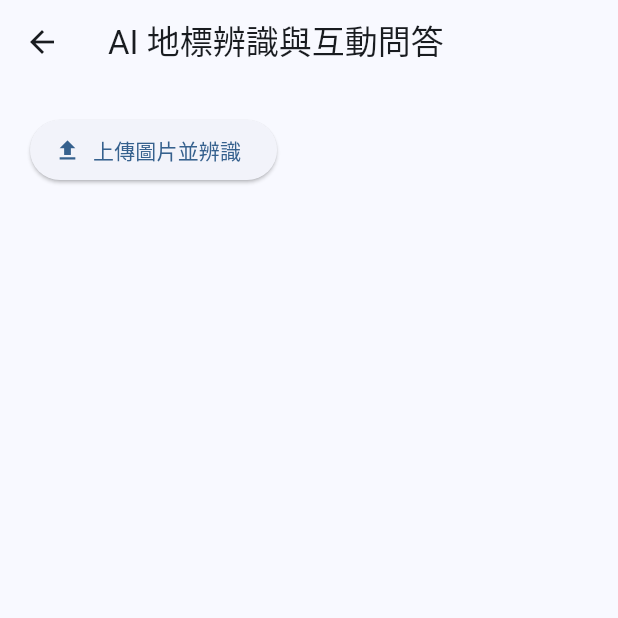
After one commit to YUEN-YU-WING/fcu_travel_blog_fixed_2, a Flutter app: the AIUploadPage screen opened directly, after a tap on "上傳圖片並辨識", on a phone screen of 412 x 824 dp, the top half of it. The commit adds this screen. Run offline on Flutter 3.47's test engine with Material 3 defaults, Android fonts, the phone set to English and light mode, and no system bars; our stand-ins replace cloud_firestore, firebase_auth, firebase_core, firebase_storage, image_picker; missing offline and left inert: firebase_app_check; accounts and stored records are empty.

Commit message:
2025/09/22 1st 開始實作AI協助編輯功能，1.從相簿裡選擇圖片，會訽問一些問題，例如瀏覽的先後順序。

```diff
--- /dev/null
+++ b/lib/ai_upload_page.dart
@@ -0,0 +1,192 @@
+import 'package:flutter/material.dart';
+import 'dart:io';
+import 'package:image_picker/image_picker.dart';
+import 'package:firebase_storage/firebase_storage.dart';
+import 'vision_service.dart';
+import 'storage_upload_service.dart';
+
+// 互動問題配置（可擴充更多問題）
+const List<Map<String, String>> interactiveQuestions = [
+  {
+    "key": "order",
+    "question": "此地標的瀏覽順序？（例：第1站、第2站...）",
+    "hint": "請輸入瀏覽順序",
+  },
+  // 可以再加其他問題
+  // {
+  //   "key": "feeling",
+  //   "question": "你對此地標有何感受？",
+  //   "hint": "請輸入感受",
+  // },
+];
+
+class AIUploadPage extends StatefulWidget {
+  const AIUploadPage({super.key});
+
+  @override
+  State<AIUploadPage> createState() => _AIUploadPageState();
+}
+
+class _AIUploadPageState extends State<AIUploadPage> {
+  final visionService = VisionService(serverUrl: 'http://localhost:8080');
+  bool _loading = false;
+  File? _image;
+  String? _imageUrl;
+  String? _landmark;
+  final Map<String, Map<String, String>> _answers = {}; // 地標 => {key: answer}
+
+  Future<void> _uploadAndDetect() async {
+    setState(() {
+      _loading = true;
+      _landmark = null;
+      _imageUrl = null;
+      _image = null;
+    });
+
+    // 選擇圖片
+    final picker = ImagePicker();
+    final picked = await picker.pickImage(source: ImageSource.gallery);
+    if (picked == null) {
+      setState(() {
+        _loading = false;
+      });
+      return;
+    }
+    _image = File(picked.path);
+
+    // 上傳到 Storage
+    final filename = "${DateTime.now().millisecondsSinceEpoch}_${picked.name}";
+    final ref = FirebaseStorage.instance.ref().child("uploads/$filename");
+    await ref.putFile(_image!);
+    final url = await ref.getDownloadURL();
+    _imageUrl = url;
+
+    // 呼叫 VisionService
+    final landmark = await visionService.detectLandmarkByUrl(url);
+    _landmark = landmark;
+
+    setState(() {
+      _loading = false;
+    });
+
+    if (landmark.isNotEmpty && landmark != "未知地標") {
+      await _showInteractiveQuestions(landmark);
+    }
+  }
+
+  Future<void> doUploadWithMetadata() async {
+    final metadata = {
+      "author": "YUEN-YU-WING",
+      "description": "這是範例圖片",
+      "createdAt": DateTime.now().toIso8601String(),
+    };
+    final url = await StorageUploadService.pickAndUploadFile(metadata: metadata);
+    if (url != null) {
+      Text("檔案已上傳，公開網址: $url");
+      // 你可以在這裡把 url 顯示在 UI 或傳給 VisionService
+      // 例如：
+      // final result = await visionService.detectLandmarkByUrl(url);
+      // setState(() => _result = result);
+    } else {
+      Text("未選擇檔案或上傳失敗");
+    }
+  }
+
+  // 彈出互動問答（多題型可擴充）
+  Future<void> _showInteractiveQuestions(String landmark) async {
+    Map<String, String> answers = {};
+    for (var q in interactiveQuestions) {
+      final ans = await _showSingleQuestionDialog(q['question']!, q['hint']!);
+      if (ans != null && ans.isNotEmpty) {
+        answers[q['key']!] = ans;
+      }
+    }
+    if (answers.isNotEmpty) {
+      _answers[landmark] = answers;
+      setState(() {}); // 更新 UI
+    }
+  }
+
+  // 單題問答 Dialog
+  Future<String?> _showSingleQuestionDialog(String question, String hint) async {
+    final controller = TextEditingController();
+    return showDialog<String>(
+      context: context,
+      builder: (context) => AlertDialog(
+        title: const Text("互動問題"),
+        content: Column(
+          mainAxisSize: MainAxisSize.min,
+          children: [
+            Text(question),
+            TextField(
+              controller: controller,
+              decoration: InputDecoration(hintText: hint),
+            ),
+          ],
+        ),
+        actions: [
+          TextButton(
+            onPressed: () => Navigator.pop(context, controller.text.trim()),
+            child: const Text("確定"),
+          ),
+        ],
+      ),
+    );
+  }
+
+  Widget _buildAnswerList() {
+    if (_answers.isEmpty) return const SizedBox.shrink();
+    return Column(
+      crossAxisAlignment: CrossAxisAlignment.start,
+      children: [
+        const Text("使用者回答記錄：", style: TextStyle(fontWeight: FontWeight.bold)),
+        ..._answers.entries.map((entry) {
+          final landmark = entry.key;
+          final answers = entry.value;
+          return Padding(
+            padding: const EdgeInsets.symmetric(vertical: 8),
+            child: Column(
+              crossAxisAlignment: CrossAxisAlignment.start,
+              children: [
+                Text("地標：$landmark", style: const TextStyle(fontSize: 16)),
+                ...answers.entries.map((e) => Text("  ${e.key}: ${e.value}")),
+              ],
+            ),
+          );
+        }),
+      ],
+    );
+  }
+
+  @override
+  Widget build(BuildContext context) {
+    return Scaffold(
+      appBar: AppBar(title: const Text("AI 地標辨識與互動問答")),
+      body: Padding(
+        padding: const EdgeInsets.all(20),
+        child: SingleChildScrollView(
+          child: Column(
+            children: [
+              ElevatedButton.icon(
+                icon: const Icon(Icons.upload),
+                label: const Text("上傳圖片並辨識"),
+                onPressed: _loading ? null : _uploadAndDetect,
+              ),
+              const SizedBox(height: 20),
+              if (_image != null)
+                Image.file(_image!, width: 200, height: 200),
+              if (_imageUrl != null)
+                Text("圖片網址：$_imageUrl", style: const TextStyle(fontSize: 12)),
+              const SizedBox(height: 20),
+              if (_loading) const CircularProgressIndicator(),
+              if (_landmark != null)
+                Text("地標辨識結果：$_landmark", style: const TextStyle(fontSize: 18)),
+              const SizedBox(height: 30),
+              _buildAnswerList(),
+            ],
+          ),
+        ),
+      ),
+    );
+  }
+}
--- a/lib/home_page.dart
+++ b/lib/home_page.dart
@@ -4,6 +4,7 @@ import 'register_page.dart';
 import 'login_page.dart';
 import 'image_recognition.dart';
 import 'widgets/my_app_bar.dart';
+import 'ai_upload_page.dart';
 
 class HomePage extends StatelessWidget {
   const HomePage({super.key});
--- a/lib/main.dart
+++ b/lib/main.dart
@@ -7,6 +7,7 @@ import 'edit_article_page.dart';
 import 'album_page.dart';
 import 'package:firebase_app_check/firebase_app_check.dart';
 import 'album_folder_page.dart';
+
 
 
 void main() async {
```
Also changed, not shown: lib/album_page.dart (+33 -11 lines), lib/article_interactive_editor.dart (added, +265 -0 lines), lib/backend_home.dart (+16 -5 lines), lib/storage_upload_service.dart (added, +22 -0 lines), lib/test_photo_page.dart (added, +62 -0 lines).
